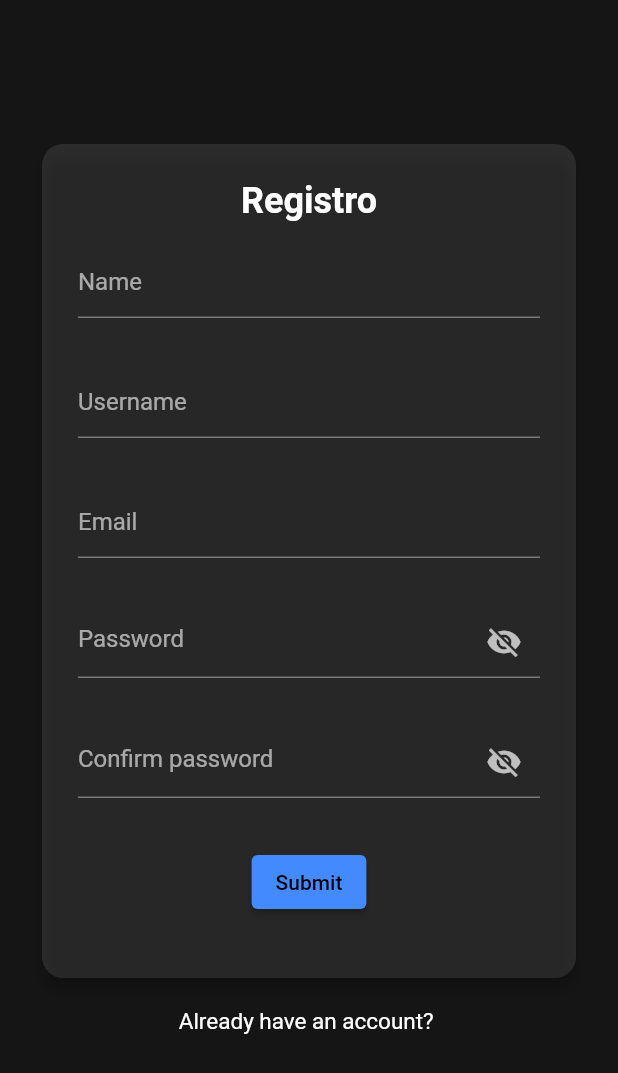
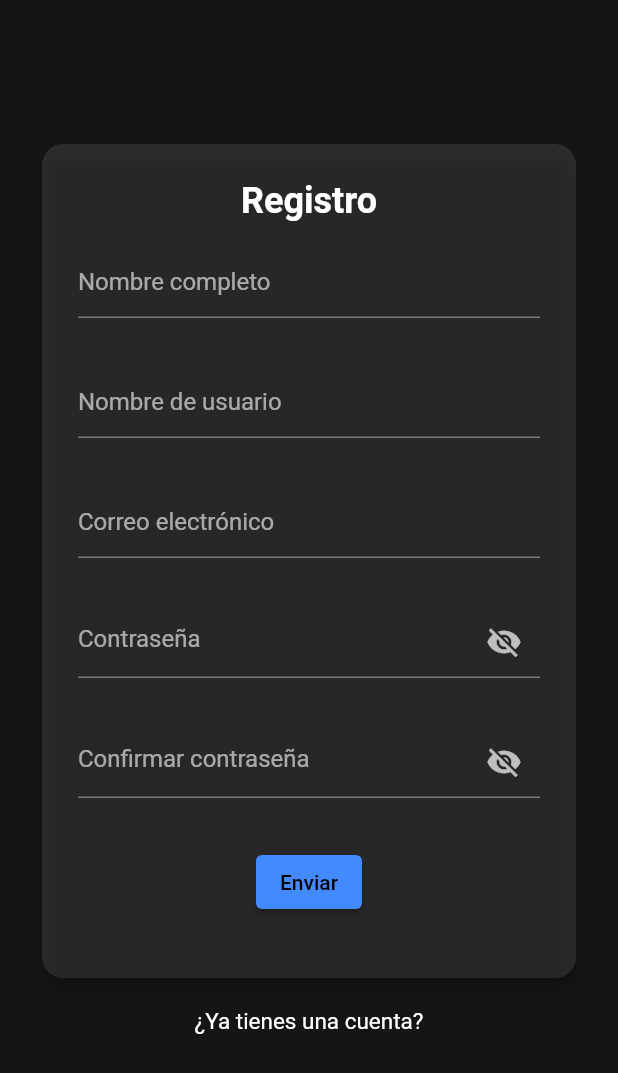
Before and after one commit to wisusdev/flutter-boilerplate, a Flutter app: the Register screen opened by its route, on a phone screen of 412 x 824 dp. Shown: the top 1073 px of the screen. Run offline on Flutter 3.47's test engine with Material 2 defaults, Android fonts, the phone set to English and light mode, and no system bars; our stand-ins replace shared_preferences; accounts and stored records are empty.

Commit message:
Change lang

```diff
--- a/lib/screens/home.dart
+++ b/lib/screens/home.dart
@@ -36,7 +36,7 @@ class HomeState extends State<Home>{
         return Scaffold(
             backgroundColor: const Color(0xff151515),
             appBar: AppBar(
-                title: const Text('Home'),
+                title: const Text('Inicio'),
                 backgroundColor: const Color(0xff151515),
                 automaticallyImplyLeading: false,
                 actions: [
--- a/lib/screens/login.dart
+++ b/lib/screens/login.dart
@@ -58,21 +58,24 @@ class _LoginState extends State<Login> {
                                     borderRadius: BorderRadius.circular(14),
                                 ),
                                 child: Padding(
+
                                     padding: const EdgeInsets.all(24.0),
                                     child: Form(
                                         key: _formKey,
                                         child: Column(
                                             crossAxisAlignment: CrossAxisAlignment.center,
                                             children: [
+                                                const Text("Iniciar sesión", textAlign: TextAlign.center, style: TextStyle(fontSize: 24, fontWeight: FontWeight.bold)),
+
                                                 Padding(
                                                     padding: const EdgeInsets.symmetric(vertical: 16.0),
                                                     child: TextFormField(
                                                         cursorColor: Colors.blue,
                                                         keyboardType: TextInputType.emailAddress,
-                                                        decoration: const InputDecoration(hintText: "Email"),
+                                                        decoration: const InputDecoration(hintText: "Correo electrónico"),
                                                         validator: (emailValue){
                                                             if(emailValue == null || emailValue.isEmpty){
-                                                                return 'Please enter your email';
+                                                                return 'Por favor, ingrese su correo';
                                                             }
                                                             email = emailValue;
                                                             return null;
@@ -87,7 +90,7 @@ class _LoginState extends State<Login> {
                                                         keyboardType: TextInputType.text,
                                                         obscureText: _secureText,
                                                         decoration: InputDecoration(
-                                                            hintText: "Password",
+                                                            hintText: "Contraseña",
                                                             suffixIcon: IconButton(
                                                                 onPressed: showHide,
                                                                 icon: Icon(_secureText ? Icons.visibility_off : Icons.visibility),
@@ -95,7 +98,7 @@ class _LoginState extends State<Login> {
                                                         ),
                                                         validator: (passwordValue){
                                                             if(passwordValue == null || passwordValue.isEmpty){
-                                                                return 'Please enter your password';
+                                                                return 'Por favor, ingrese su contraseña';
                                                             }
                                                             password = passwordValue;
                                                             return null;
@@ -111,7 +114,7 @@ class _LoginState extends State<Login> {
                                                                 login();
                                                             }
                                                         },
-                                                        child: const Text('Submit'),
+                                                        child: const Text('Enviar'),
                                                     ),
                                                 ),
                                             ],
@@ -127,7 +130,7 @@ class _LoginState extends State<Login> {
                                         Navigator.pushNamed(context, 'register');
                                     },
                                     child: const Text(
-                                        'Create new Account',
+                                        'Crear una nueva cuenta',
                                         style: TextStyle(
                                             color: Colors.white,
                                             fontSize: 15.0,
--- a/lib/screens/register.dart
+++ b/lib/screens/register.dart
@@ -71,11 +71,11 @@ class _RegisterState extends State<Register> {
                                                         cursorColor: Colors.blue,
                                                         keyboardType: TextInputType.text,
                                                         decoration: const InputDecoration(
-                                                            hintText: "Name",
+                                                            hintText: "Nombre completo",
                                                         ),
                                                         validator: (nameValue){
                                                             if(nameValue == null || nameValue.isEmpty){
-                                                                return 'Please enter your full name';
+                                                                return 'Ingrese su nombre completo';
                                                             }
                                                             name = nameValue;
                                                             return null;
@@ -89,11 +89,11 @@ class _RegisterState extends State<Register> {
                                                         cursorColor: Colors.blue,
                                                         keyboardType: TextInputType.text,
                                                         decoration: const InputDecoration(
-                                                            hintText: "Username",
+                                                            hintText: "Nombre de usuario",
                                                         ),
                                                         validator: (usernameValue){
                                                             if(usernameValue == null || usernameValue.isEmpty){
-                                                                return 'Please enter your username';
+                                                                return 'Ingrese su nombre de usuario';
                                                             }
                                                             username = usernameValue;
                                                             return null;
@@ -106,10 +106,10 @@ class _RegisterState extends State<Register> {
                                                     child: TextFormField(
                                                         cursorColor: Colors.blue,
                                                         keyboardType: TextInputType.emailAddress,
-                                                        decoration: const InputDecoration(hintText: "Email"),
+                                                        decoration: const InputDecoration(hintText: "Correo electrónico"),
                                                         validator: (emailValue){
                                                             if(emailValue == null || emailValue.isEmpty){
-                                                                return 'Please enter your email';
+                                                                return 'Ingrese su correo electronico';
                                                             }
                                                             email = emailValue;
                                                             return null;
@@ -124,7 +124,7 @@ class _RegisterState extends State<Register> {
                                                         keyboardType: TextInputType.text,
                                                         obscureText: _secureText,
                                                         decoration: InputDecoration(
-                                                            hintText: "Password",
+                                                            hintText: "Contraseña",
                                                             suffixIcon: IconButton(
                                                                 onPressed: showHide,
                                                                 icon: Icon(_secureText ? Icons.visibility_off : Icons.visibility),
@@ -132,7 +132,7 @@ class _RegisterState extends State<Register> {
                                                         ),
                                                         validator: (passwordValue){
                                                             if(passwordValue == null || passwordValue.isEmpty){
-                                                                return 'Please enter your password';
+                                                                return 'Ingrese su contraseña';
                                                             }
                                                             password = passwordValue;
                                                             return null;
@@ -147,7 +147,7 @@ class _RegisterState extends State<Register> {
                                                         keyboardType: TextInputType.text,
                                                         obscureText: _secureText,
                                                         decoration: InputDecoration(
-                                                            hintText: "Confirm password",
+                                                            hintText: "Confirmar contraseña",
                                                             suffixIcon: IconButton(
                                                                 onPressed: showHide,
                                                                 icon: Icon(_secureText ? Icons.visibility_off : Icons.visibility)
@@ -155,7 +155,7 @@ class _RegisterState extends State<Register> {
                                                         ),
                                                         validator: (passwordConfirmationValue){
                                                             if(passwordConfirmationValue == null || passwordConfirmationValue.isEmpty){
-                                                                return 'Please confir your password';
+                                                                return 'Confirme su contraseña';
                                                             }
                                                             passwordConfirmation = passwordConfirmationValue;
                                                             return null;
@@ -171,7 +171,7 @@ class _RegisterState extends State<Register> {
                                                                 register();
                                                             }
                                                         },
-                                                        child: const Text('Submit'),
+                                                        child: const Text('Enviar'),
                                                     ),
                                                 ),
                                             ],
@@ -187,7 +187,7 @@ class _RegisterState extends State<Register> {
                                         Navigator.pushNamed(context, 'login');
                                     },
                                     child: const Text(
-                                        'Already have an account? ',
+                                        '¿Ya tienes una cuenta?',
                                         style: TextStyle(
                                             color: Colors.white,
                                             fontSize: 15.0,
```
